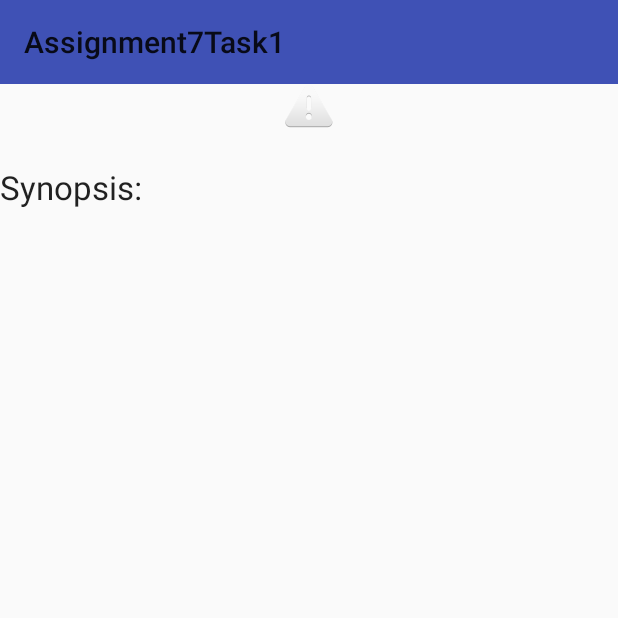
After one commit to TimurKiyivinski/effective-potato, an Android app: the ViewMovie screen opened directly, with no data from a screen before it, on a phone screen of 412 x 824 dp, the top half of it. The commit adds this screen. Run offline under Robolectric (Android 15) with nearby library versions, the phone set to English and light mode, and no system bars; 5 statements that could not run were skipped.

Commit message:
[DONE] Assignment 7

```diff
--- a/Assignment7Task1/app/src/main/AndroidManifest.xml
+++ b/Assignment7Task1/app/src/main/AndroidManifest.xml
@@ -15,6 +15,7 @@
                 <category android:name="android.intent.category.LAUNCHER" />
             </intent-filter>
         </activity>
+        <activity android:name=".ViewMovie"></activity>
     </application>
 
 </manifest>
--- a/Assignment7Task1/app/src/main/java/com/swinburne/timur/assignment7task1/MovieAdapter.java
+++ b/Assignment7Task1/app/src/main/java/com/swinburne/timur/assignment7task1/MovieAdapter.java
@@ -1,6 +1,8 @@
 package com.swinburne.timur.assignment7task1;
 
+import android.app.Activity;
 import android.content.Context;
+import android.content.Intent;
 import android.util.Log;
 import android.view.LayoutInflater;
 import android.view.View;
@@ -64,7 +66,9 @@ class MovieAdapter extends BaseAdapter {
         rowView.setOnClickListener(new View.OnClickListener() {
             @Override
             public void onClick(View v) {
-                Log.i("CLICK", movie.toString());
+                Intent intent = new Intent(context, ViewMovie.class);
+                intent.putExtra("movie", movie);
+                ((Activity) context).startActivityForResult(intent, 1);
             }
         });
 
--- a/Assignment7Task1/app/src/main/java/com/swinburne/timur/assignment7task1/MovieHandler.java
+++ b/Assignment7Task1/app/src/main/java/com/swinburne/timur/assignment7task1/MovieHandler.java
@@ -42,8 +42,8 @@ public class MovieHandler extends DefaultHandler {
             inImage = true;
         } else if (qName.equals("cast")) {
             inCast = true;
-        } else if (qName.equals("synopsis")) {
-            inSynopsis = true;
+        } else if (qName.equals("sypnosis")) {
+            inSynopsis = true; // Avoid being triggered by typo
         }
     }
 
--- /dev/null
+++ b/Assignment7Task1/app/src/main/java/com/swinburne/timur/assignment7task1/ViewMovie.java
@@ -0,0 +1,36 @@
+package com.swinburne.timur.assignment7task1;
+
+import android.content.Intent;
+import android.os.Bundle;
+import android.support.v7.app.AppCompatActivity;
+import android.support.v7.widget.Toolbar;
+import android.widget.ImageView;
+import android.widget.TextView;
+
+public class ViewMovie extends AppCompatActivity {
+
+    @Override
+    protected void onCreate(Bundle savedInstanceState) {
+        super.onCreate(savedInstanceState);
+        setTheme(R.style.AppMovieTheme);
+        setContentView(R.layout.view_movie);
+
+        Toolbar toolbar = (Toolbar) findViewById(R.id.toolbar);
+        setSupportActionBar(toolbar);
+
+        // Get movie from intent parcel
+        Intent intent = getIntent();
+        Movie movie = (Movie) intent.getParcelableExtra("movie");
+
+        ImageView image = (ImageView) findViewById(R.id.movieImage);
+        TextView casts = (TextView) findViewById(R.id.movieCasts);
+        TextView synopsis = (TextView) findViewById(R.id.movieSynopsis);
+
+        // Set contents
+        getSupportActionBar().setLogo(getResources().getIdentifier(movie.getIcon(), "drawable", getPackageName()));
+        getSupportActionBar().setTitle(movie.getTitle());
+        image.setImageResource(getResources().getIdentifier(movie.getImage(), "drawable", getPackageName()));
+        casts.setText(movie.getCast());
+        synopsis.setText(movie.getSynopsis());
+    }
+}
--- /dev/null
+++ b/Assignment7Task1/app/src/main/res/layout/view_movie.xml
@@ -0,0 +1,43 @@
+<?xml version="1.0" encoding="utf-8"?>
+<LinearLayout xmlns:android="http://schemas.android.com/apk/res/android"
+    xmlns:app="http://schemas.android.com/apk/res-auto"
+    android:orientation="vertical" android:layout_width="match_parent"
+    android:layout_height="match_parent"
+    android:theme="@style/AppMovieTheme">
+
+    <android.support.v7.widget.Toolbar
+        android:id="@+id/toolbar"
+        android:layout_height="wrap_content"
+        android:layout_width="match_parent"
+        android:minHeight="?attr/actionBarSize"
+        android:background="?attr/colorPrimary"
+        app:theme="@style/ThemeOverlay.AppCompat.ActionBar" />
+
+    <ImageView
+        android:layout_width="match_parent"
+        android:layout_height="wrap_content"
+        app:srcCompat="@android:drawable/ic_dialog_alert"
+        android:id="@+id/movieImage" />
+
+    <TextView
+        android:text=""
+        android:layout_width="match_parent"
+        android:layout_height="wrap_content"
+        android:id="@+id/movieCasts"
+        android:textAppearance="@android:style/TextAppearance.Holo.Inverse"
+        android:textColor="@android:color/holo_orange_dark" />
+
+    <TextView
+        android:text="@string/synopsis"
+        android:layout_width="match_parent"
+        android:layout_height="wrap_content"
+        android:id="@+id/movieSynopsisLabel"
+        android:textAppearance="@android:style/TextAppearance.Material.Large" />
+
+    <TextView
+        android:text=""
+        android:layout_width="match_parent"
+        android:layout_height="wrap_content"
+        android:id="@+id/movieSynopsis"
+        android:textAppearance="@android:style/TextAppearance.Material.Medium" />
+</LinearLayout>
--- a/Assignment7Task1/app/src/main/res/values/strings.xml
+++ b/Assignment7Task1/app/src/main/res/values/strings.xml
@@ -1,3 +1,4 @@
 <resources>
     <string name="app_name">Assignment7Task1</string>
+    <string name="synopsis">Synopsis:</string>
 </resources>
--- a/Assignment7Task1/app/src/main/res/values/styles.xml
+++ b/Assignment7Task1/app/src/main/res/values/styles.xml
@@ -8,4 +8,13 @@
         <item name="colorAccent">@color/colorAccent</item>
     </style>
 
+    <style name="AppMovieTheme" parent="Theme.AppCompat.Light.DarkActionBar">
+        <!-- Customize your theme here. -->
+        <item name="colorPrimary">@color/colorPrimary</item>
+        <item name="colorPrimaryDark">@color/colorPrimaryDark</item>
+        <item name="colorAccent">@color/colorAccent</item>
+        <item name="windowNoTitle">true</item>
+        <item name="windowActionBar">false</item>
+    </style>
+
 </resources>
```
Also changed, not shown: Assignment7Task1/app/src/main/java/com/swinburne/timur/assignment7task1/MainActivity.java (+7 -1 lines), Assignment7Task1/app/src/main/java/com/swinburne/timur/assignment7task1/Movie.java (+59 -57 lines).
